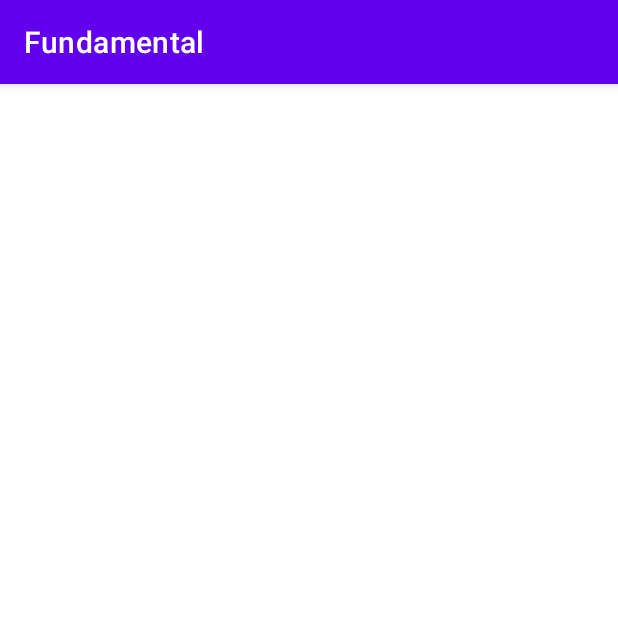
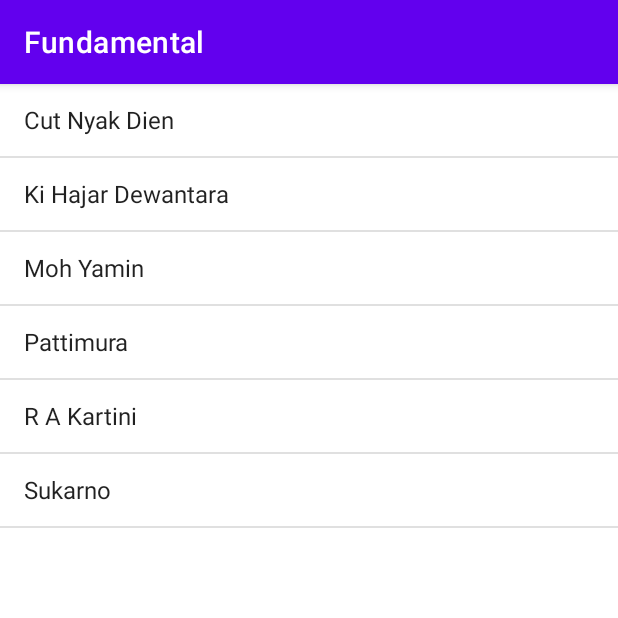
Before and after one commit to mnfaizp/android-fundamental-dicoding-course, an Android app: the ListViewActivity screen opened directly, with no data from a screen before it, on a phone screen of 412 x 824 dp, the top half of it. Run offline under Robolectric (Android 15) with nearby library versions, the phone set to English and light mode, and no system bars.

Commit message:
last ListView

```diff
--- /dev/null
+++ b/app/src/main/java/com/example/fundamental/Hero.kt
@@ -0,0 +1,7 @@
+package com.example.fundamental
+
+data class Hero(
+    var photo: Int,
+    var name: String,
+    var desc: String
+)
--- a/app/src/main/java/com/example/fundamental/ListViewActivity.kt
+++ b/app/src/main/java/com/example/fundamental/ListViewActivity.kt
@@ -2,10 +2,26 @@ package com.example.fundamental
 
 import androidx.appcompat.app.AppCompatActivity
 import android.os.Bundle
+import android.widget.ArrayAdapter
+import android.widget.ListView
 
 class ListViewActivity : AppCompatActivity() {
+
+    private val dataName = arrayOf("Cut Nyak Dien",
+        "Ki Hajar Dewantara",
+        "Moh Yamin",
+        "Pattimura",
+        "R A Kartini",
+        "Sukarno")
+
     override fun onCreate(savedInstanceState: Bundle?) {
         super.onCreate(savedInstanceState)
         setContentView(R.layout.activity_list_view)
+
+        val lvHeroes: ListView = findViewById(R.id.lv_heroes)
+        val adapter = ArrayAdapter<String>(this,
+            android.R.layout.simple_list_item_1, android.R.id.text1, dataName)
+        lvHeroes.adapter = adapter
+
     }
 }
--- a/app/src/main/res/layout/activity_list_view.xml
+++ b/app/src/main/res/layout/activity_list_view.xml
@@ -1,9 +1,14 @@
 <?xml version="1.0" encoding="utf-8"?>
-<androidx.constraintlayout.widget.ConstraintLayout xmlns:android="http://schemas.android.com/apk/res/android"
-    xmlns:app="http://schemas.android.com/apk/res-auto"
+<LinearLayout xmlns:android="http://schemas.android.com/apk/res/android"
     xmlns:tools="http://schemas.android.com/tools"
     android:layout_width="match_parent"
     android:layout_height="match_parent"
+    android:orientation="vertical"
     tools:context=".ListViewActivity">
 
-</androidx.constraintlayout.widget.ConstraintLayout>
+    <ListView
+        android:id="@+id/lv_heroes"
+        android:layout_width="match_parent"
+        android:layout_height="match_parent" />
+
+</LinearLayout>
```
